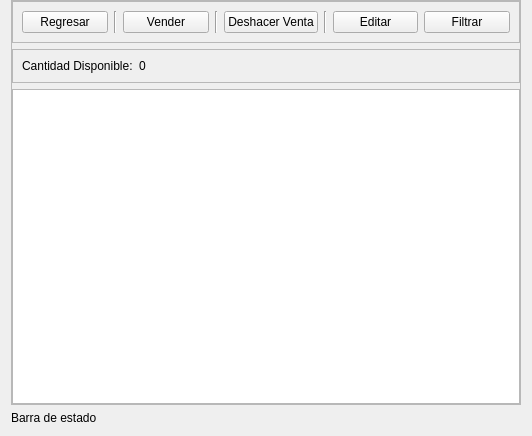
Before: the Qt Designer form view/ui/product_sale_management.ui in R0land013/blue-pos, drawn with Qt 5.
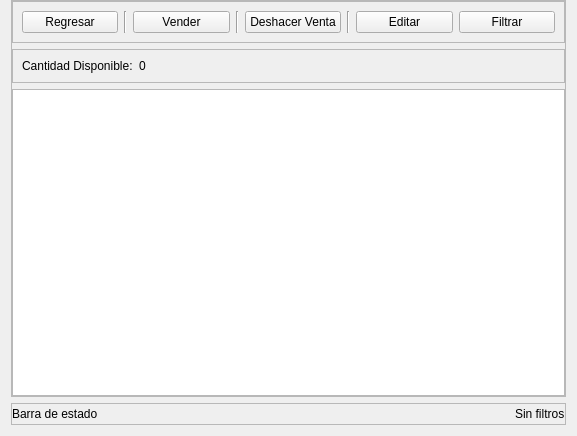
After: the same form once the commit is applied.

Commit message: Style: Creado un label en la vista de gestión de ventas de un producto para mostrar el estado del filtro.

The edit to the form file:
```diff
--- a/view/ui/product_sale_management.ui
+++ b/view/ui/product_sale_management.ui
@@ -6,7 +6,7 @@
    <rect>
     <x>0</x>
     <y>0</y>
-    <width>532</width>
+    <width>577</width>
     <height>436</height>
    </rect>
   </property>
@@ -154,10 +154,57 @@
     </widget>
    </item>
    <item>
-    <widget class="QLabel" name="state_bar_label">
-     <property name="text">
-      <string>Barra de estado</string>
+    <widget class="QFrame" name="frame">
+     <property name="frameShape">
+      <enum>QFrame::StyledPanel</enum>
      </property>
+     <property name="frameShadow">
+      <enum>QFrame::Raised</enum>
+     </property>
+     <layout class="QHBoxLayout" name="horizontalLayout_2">
+      <property name="leftMargin">
+       <number>0</number>
+      </property>
+      <property name="topMargin">
+       <number>0</number>
+      </property>
+      <property name="rightMargin">
+       <number>0</number>
+      </property>
+      <property name="bottomMargin">
+       <number>0</number>
+      </property>
+      <item>
+       <widget class="QLabel" name="state_bar_label">
+        <property name="text">
+         <string>Barra de estado</string>
+        </property>
+       </widget>
+      </item>
+      <item>
+       <spacer name="horizontalSpacer">
+        <property name="orientation">
+         <enum>Qt::Horizontal</enum>
+        </property>
+        <property name="sizeType">
+         <enum>QSizePolicy::Expanding</enum>
+        </property>
+        <property name="sizeHint" stdset="0">
+         <size>
+          <width>40</width>
+          <height>20</height>
+         </size>
+        </property>
+       </spacer>
+      </item>
+      <item>
+       <widget class="QLabel" name="filter_state_label">
+        <property name="text">
+         <string>Sin filtros</string>
+        </property>
+       </widget>
+      </item>
+     </layout>
     </widget>
    </item>
   </layout>
```
The commit also changes 2 other files.
